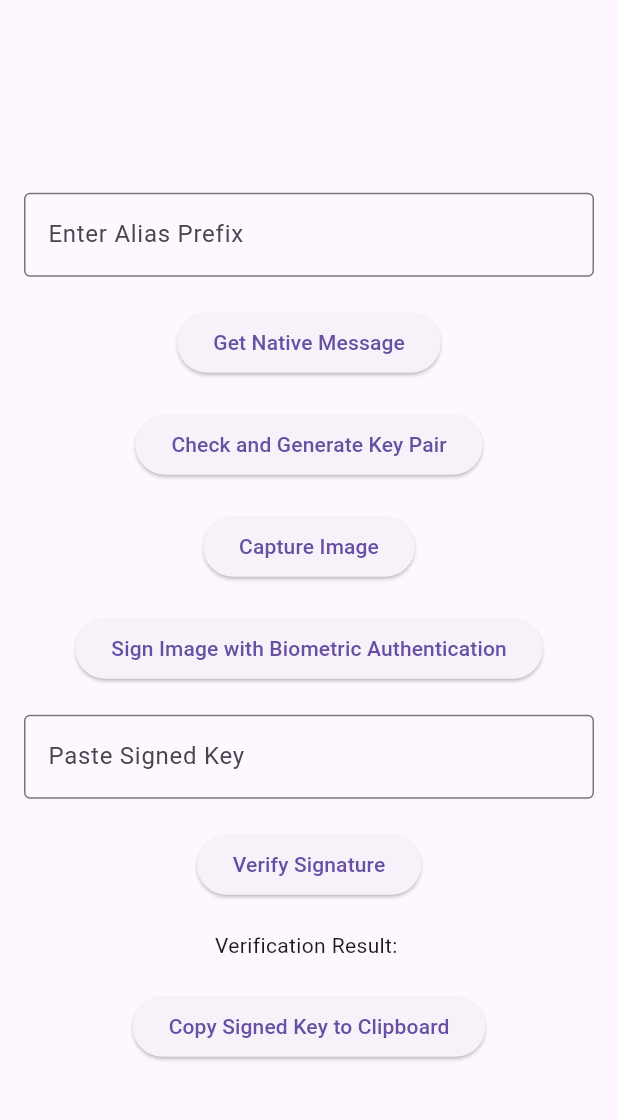
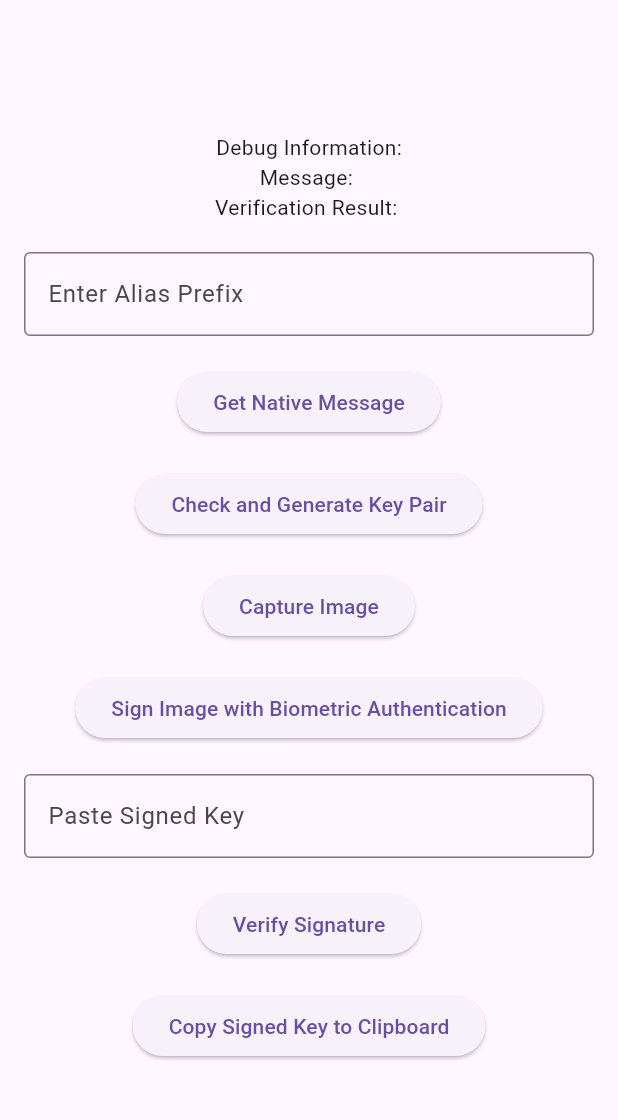
Before and after one commit to Sujeeth021/sih-aadhaar-flutter, a Flutter app: the screen it shows after launch, after a tap on "Capture Image", on a phone screen of 412 x 824 dp, the part 63-1183 px from its top. Run offline on Flutter 3.47's test engine with Material 3 defaults, Android fonts, the phone set to English and light mode, and no system bars; our stand-ins replace image_picker.

```diff
--- a/lib/main.dart
+++ b/lib/main.dart
@@ -2,6 +2,7 @@ import 'package:flutter/material.dart';
 import 'package:flutter/services.dart';
 import 'package:image_picker/image_picker.dart';
 import 'package:http/http.dart' as http;
+import 'package:http_parser/http_parser.dart'; // Import for MediaType
 import 'dart:io';
 import 'dart:convert';
 
@@ -119,19 +120,23 @@ class _MyHomePageState extends State<MyHomePage> {
           'image',
           await _image!.readAsBytes(),
           filename: _image!.path.split('/').last,
+          contentType: MediaType('image', 'jpeg'), // Adjust based on actual image type
         ),
       );
 
       final response = await request.send();
+      final responseBody = await response.stream.bytesToString();
 
       if (response.statusCode == 200) {
         setState(() {
           _message = "Image uploaded successfully.";
         });
+        print("Server response: $responseBody");
       } else {
         setState(() {
           _message = "Failed to upload image: ${response.reasonPhrase}";
         });
+        print("Failed to upload image: ${response.reasonPhrase} - $responseBody");
       }
     } catch (e) {
       setState(() {
@@ -141,10 +146,17 @@ class _MyHomePageState extends State<MyHomePage> {
   }
 
   Future<void> _getImageFromCamera() async {
-    final XFile? image = await _picker.pickImage(source: ImageSource.camera);
-    if (image != null) {
+    try {
+      final XFile? image = await _picker.pickImage(source: ImageSource.camera);
+      if (image != null) {
+        setState(() {
+          _image = File(image.path);
+          _message = "Image selected: ${image.name}";
+        });
+      }
+    } catch (e) {
       setState(() {
-        _image = File(image.path);
+        _message = "Failed to pick image: $e";
       });
     }
   }
@@ -239,7 +251,9 @@ class _MyHomePageState extends State<MyHomePage> {
             child: Column(
               mainAxisAlignment: MainAxisAlignment.center,
               children: <Widget>[
-                Text(_message),
+                Text('Debug Information:'),
+                Text('Message: $_message'),
+                Text('Verification Result: $_verificationResult'),
                 SizedBox(height: 20),
                 TextField(
                   controller: _aliasPrefixController,
@@ -287,8 +301,6 @@ class _MyHomePageState extends State<MyHomePage> {
                   child: Text('Verify Signature'),
                 ),
                 SizedBox(height: 20),
-                Text('Verification Result: $_verificationResult'),
-                SizedBox(height: 20),
                 ElevatedButton(
                   onPressed: _copySignedKey,
                   child: Text('Copy Signed Key to Clipboard'),
```
